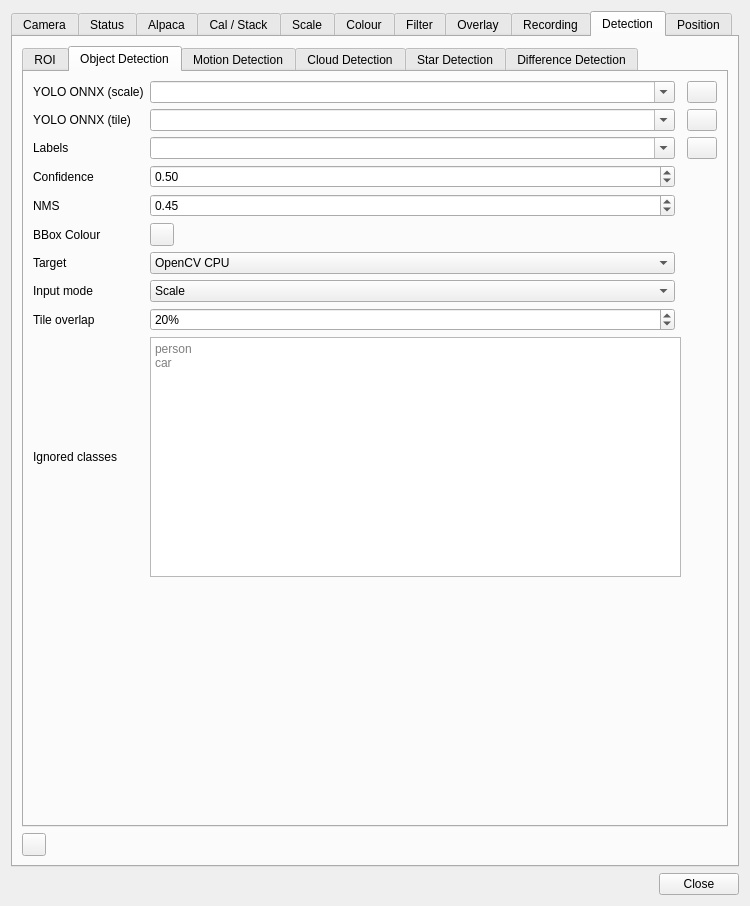
srcejon/sdrangel, file plugins/feature/camera/camerasettingsdialog.ui: the form before one commit.
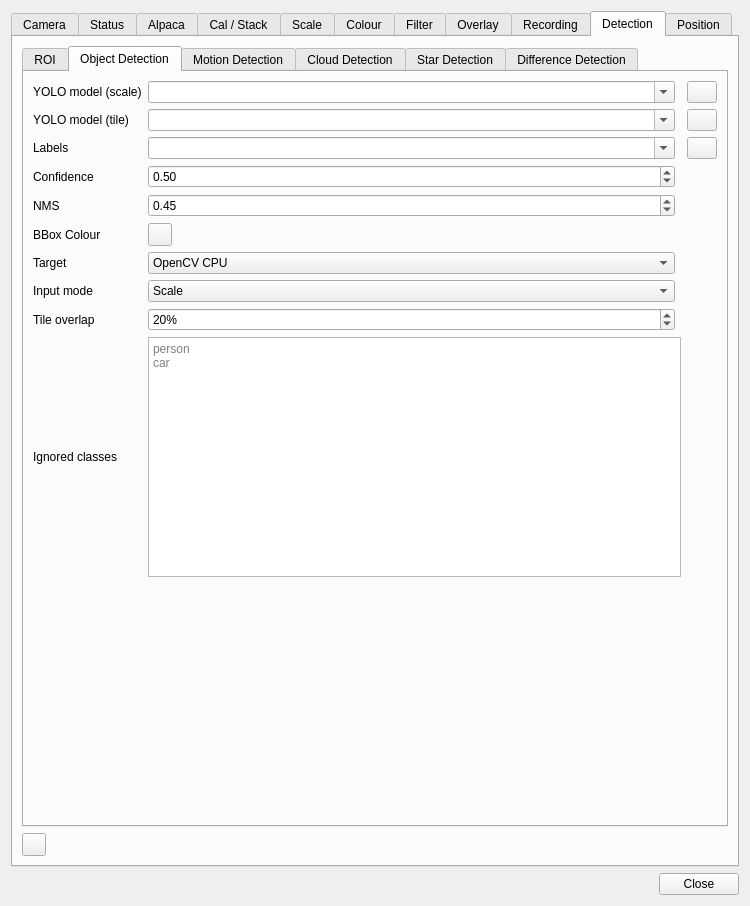
The form after the commit. The open tabs and pages were chosen to show the change. Icons and pictures are not drawn. Custom widgets are drawn as their Qt base class.

Commit message: Add Android LiteRT YOLO inference

What changed in the file:
```diff
--- a/plugins/feature/camera/camerasettingsdialog.ui
+++ b/plugins/feature/camera/camerasettingsdialog.ui
@@ -5466,7 +5466,7 @@
            <item row="1" column="0">
             <widget class="QLabel" name="yoloTileModelPathLabel">
              <property name="text">
-              <string>YOLO ONNX (tile)</string>
+              <string>YOLO model (tile)</string>
              </property>
             </widget>
            </item>
@@ -5532,7 +5532,7 @@
               </size>
              </property>
              <property name="text">
-              <string>YOLO ONNX (scale)</string>
+              <string>YOLO model (scale)</string>
              </property>
             </widget>
            </item>
```
Left out of the diff: 18 changed lines with no effect on the pictures. Lines whose indentation alone changed are shown as unchanged. The commit also changes 11 other files.
